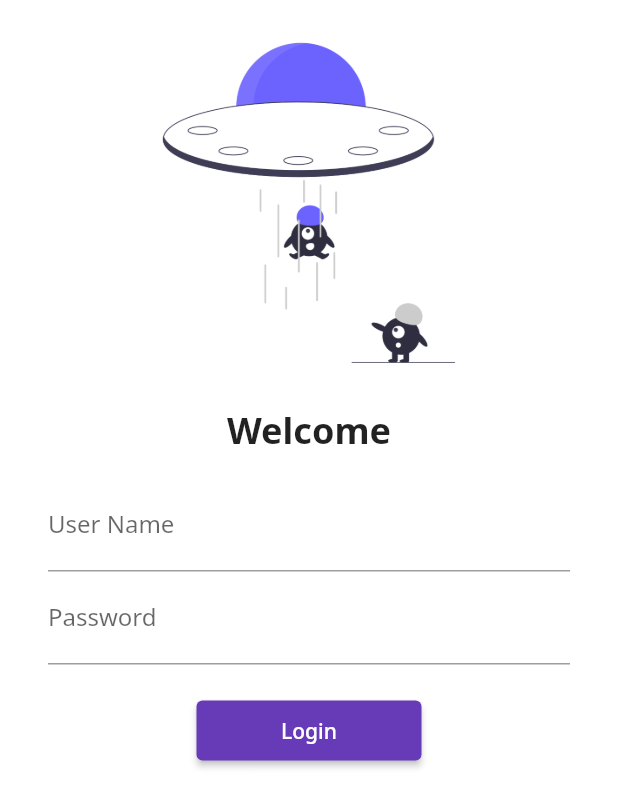
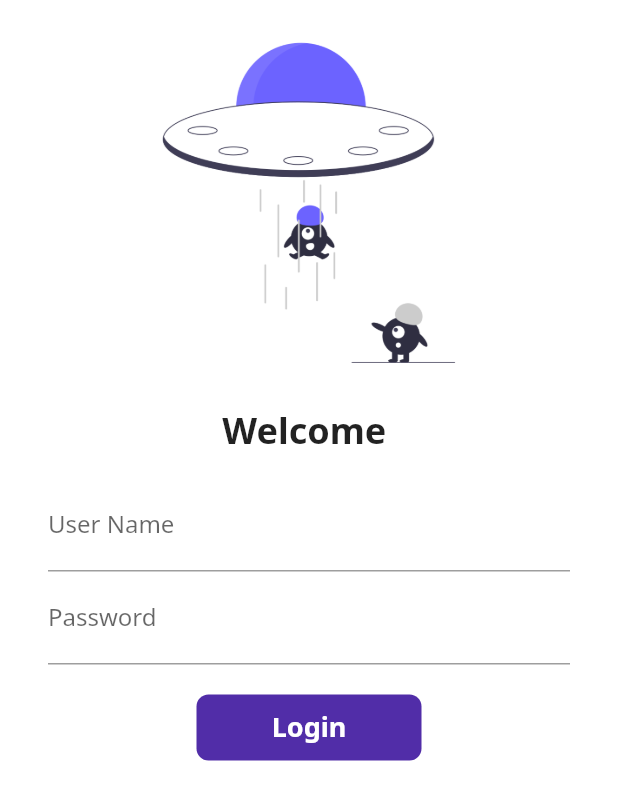
Before and after one commit to Harshak50/flutter_Practice, a Flutter app: the screen it shows after launch, on a phone screen of 412 x 824 dp. Shown: the top 807 px of the screen. Run offline on Flutter 3.47's test engine with Material 2 defaults, Android fonts, the phone set to English and light mode, and no system bars; our stand-ins replace google_fonts.

Commit message:
Day5 completed

```diff
--- a/lib/Pages/login_page.dart
+++ b/lib/Pages/login_page.dart
@@ -1,61 +1,106 @@
 import 'package:flutter/material.dart';
 import 'package:practice/utils/routes.dart';
-class LoginPage extends StatelessWidget {
+
+class LoginPage extends StatefulWidget {
+  @override
+  _LoginPageState createState() => _LoginPageState();
+}
+
+class _LoginPageState extends State<LoginPage> {
+  String Name = "";
+  bool changeButton = false;
 
   @override
   Widget build(BuildContext context) {
     return Material(
         color: Colors.white,
         child: SingleChildScrollView(
-              child: Column(children: [
+          child: Column(
+            children: [
               SizedBox(
                 height: 5.0,
               ),
-          Image.asset("assets/images/login_img.png",height: 260,),
+              Image.asset(
+                "assets/images/login_img.png",
+                height: 260,
+              ),
               SizedBox(
                 height: 5.0,
               ),
-          Text("Welcome",style: TextStyle(
+              Text(
+                "Welcome $Name",
+                style: TextStyle(
                   fontSize: 24,
                   color: Colors.black87,
                   fontWeight: FontWeight.bold,
-          ),),
+                ),
+              ),
               Padding(
-            padding: const EdgeInsets.symmetric(vertical: 16.0,horizontal:32.0 ),
+                padding: const EdgeInsets.symmetric(
+                    vertical: 16.0, horizontal: 32.0),
                 child: Column(
                   children: [
                     TextFormField(
                       decoration: InputDecoration(
-                    hintText: "Enter User Name",
-                    labelText:"User Name"
-                  ),
+                          hintText: "Enter User Name", labelText: "User Name"),
+                      onChanged: (value) {
+                        Name = value;
+                        setState(() {});
+                      },
                     ),
                     TextFormField(
                       obscureText: true,
                       decoration: InputDecoration(
-                    hintText: "Enter Password",
-                    labelText:"Password"
-                  ),
+                          hintText: "Enter Password", labelText: "Password"),
                     ),
                     SizedBox(
                       height: 20.0,
+                    ),
 
-          ),
-          ElevatedButton(
-            child: Text("Login"),
-            style: TextButton.styleFrom(minimumSize:
-             Size(150,40),
-            ),
-            onPressed: (){
+                    InkWell(
+                      onTap: () async{
+                        setState(() {
+                          changeButton = true;
+                        });
+                        await Future.delayed(Duration(seconds: 1));
                          Navigator.pushNamed(context, MyRoutes.homeRoute);
                       },
+                      child: AnimatedContainer(
+                        duration: Duration(seconds: 1),
+                        width: changeButton ? 45 : 150,
+                        height: 44,
+                        alignment: Alignment.center,
+                        child: changeButton
+                            ? Icon(
+                                Icons.done,
+                                color: Colors.white,
+                              )
+                            : Text("Login",
+                                style: TextStyle(
+                                  color: Colors.white,
+                                  fontWeight: FontWeight.bold,
+                                  fontSize: 18,
+                                )),
+                        decoration: BoxDecoration(
+                            color: Colors.deepPurple[700],
+                            borderRadius:
+                                BorderRadius.circular(changeButton ? 45 : 8)),
                       ),
+                    ),
+                    // ElevatedButton(
+                    //   child: Text("Login"),
+                    //   style: TextButton.styleFrom(
+                    //     minimumSize: Size(150, 40),
+                    //   ),
+                    //   onPressed: () {
+                    //     Navigator.pushNamed(context, MyRoutes.homeRoute);
+                    //   },
+                    // ),
                   ],
                 ),
               )
-
-        ],),
-      )
-    );
+            ],
+          ),
+        ));
   }
 }
```
Lines whose indentation alone changed are shown as unchanged.
